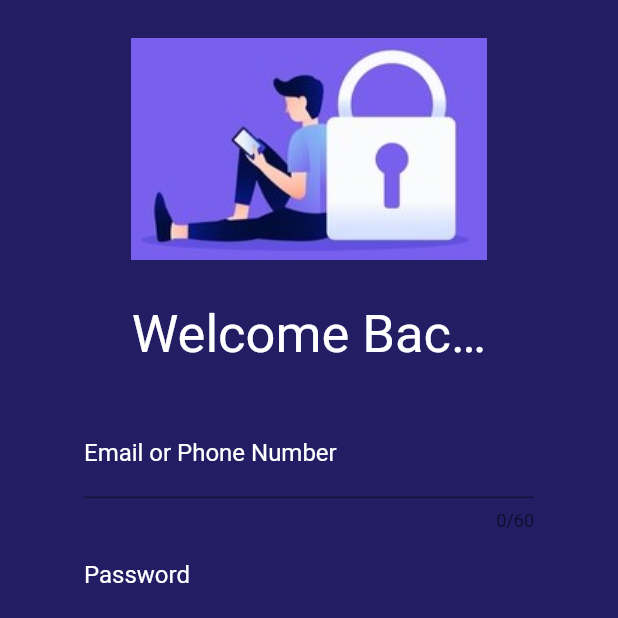
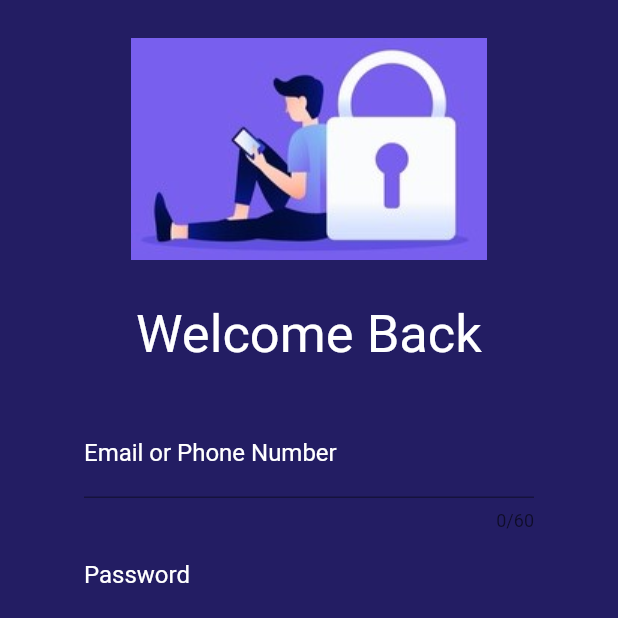
Before and after one commit to CriSanbed/Lab02, a Flutter app: the screen it shows after launch, on a phone screen of 412 x 824 dp, the top half of it. Run offline on Flutter 3.47's test engine with Material 2 defaults, Android fonts, the phone set to English and light mode, and no system bars; missing offline and left inert: generic_bloc_provider; Roboto replaces fonts that are missing (Akayas).

Commit message:
4ta actualizacion

```diff
--- a/flutter_application_1/lib/User/UI/Screen/login.dart
+++ b/flutter_application_1/lib/User/UI/Screen/login.dart
@@ -29,7 +29,7 @@ class Login extends StatelessWidget {
               alignment: Alignment.center,
               width: 250.0,
               height: 100.0,
-              child: Text('''Welcome Back.........''',
+              child: Text('''Welcome Back''',
                   textAlign: TextAlign.center,
                   overflow: TextOverflow.ellipsis,
                   style: TextStyle(
```
